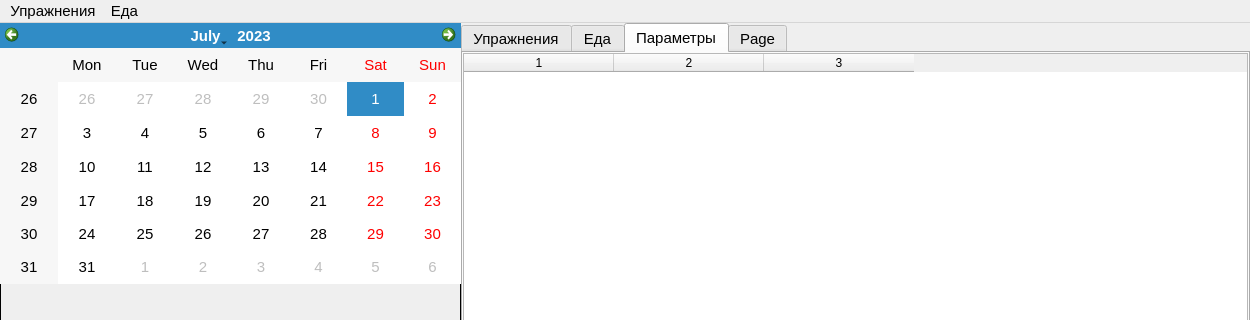
Before: the Qt Designer form src/mainwindow.ui in silvermannn/Diary, drawn with Qt 5; both pictures show x 0 to 1250 and y 0 to 320 of the 1250 by 700 pixel window.
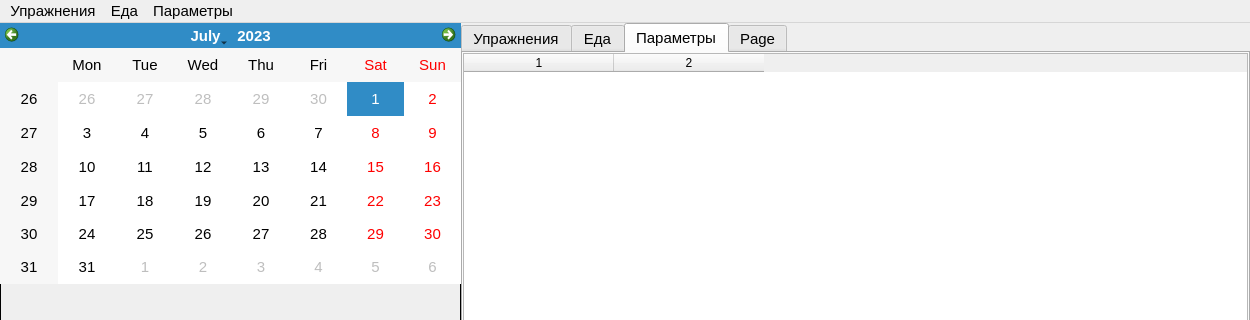
After: the same form once the commit is applied. The open tabs and pages were chosen to show the change.

What changed in the file:
```diff
--- a/src/mainwindow.ui
+++ b/src/mainwindow.ui
@@ -298,18 +298,27 @@
        </widget>
       </widget>
       <widget class="QSplitter" name="tabTracking">
+       <property name="sizePolicy">
+        <sizepolicy hsizetype="Expanding" vsizetype="Expanding">
+         <horstretch>0</horstretch>
+         <verstretch>0</verstretch>
+        </sizepolicy>
+       </property>
        <property name="orientation">
-        <enum>Qt::Horizontal</enum>
+        <enum>Qt::Vertical</enum>
+       </property>
+       <property name="childrenCollapsible">
+        <bool>false</bool>
        </property>
        <attribute name="title">
         <string>Параметры</string>
        </attribute>
-       <widget class="QTableWidget" name="tableTracking">
-        <property name="sizePolicy">
-         <sizepolicy hsizetype="Maximum" vsizetype="Maximum">
-          <horstretch>0</horstretch>
-          <verstretch>0</verstretch>
-         </sizepolicy>
+       <widget class="QTableWidget" name="tableParameter">
+        <property name="minimumSize">
+         <size>
+          <width>150</width>
+          <height>0</height>
+         </size>
         </property>
         <property name="editTriggers">
          <set>QAbstractItemView::NoEditTriggers</set>
@@ -327,7 +336,7 @@
          <bool>true</bool>
         </property>
         <property name="columnCount">
-         <number>3</number>
+         <number>2</number>
         </property>
         <attribute name="horizontalHeaderDefaultSectionSize">
          <number>150</number>
@@ -346,7 +355,6 @@
         </attribute>
         <column/>
         <column/>
-        <column/>
        </widget>
       </widget>
       <widget class="QSplitter" name="tabNotes">
@@ -382,8 +390,15 @@
     </property>
     <addaction name="actionAddFoodIntake"/>
    </widget>
+   <widget class="QMenu" name="menuParameters">
+    <property name="title">
+     <string>Параметры</string>
+    </property>
+    <addaction name="actionAddParameter"/>
+   </widget>
    <addaction name="menuFile"/>
    <addaction name="menu"/>
+   <addaction name="menuParameters"/>
   </widget>
   <widget class="QStatusBar" name="statusbar"/>
   <action name="actionAddExercise">
```
Left out of the diff: 28 changed lines with no effect on the pictures.
